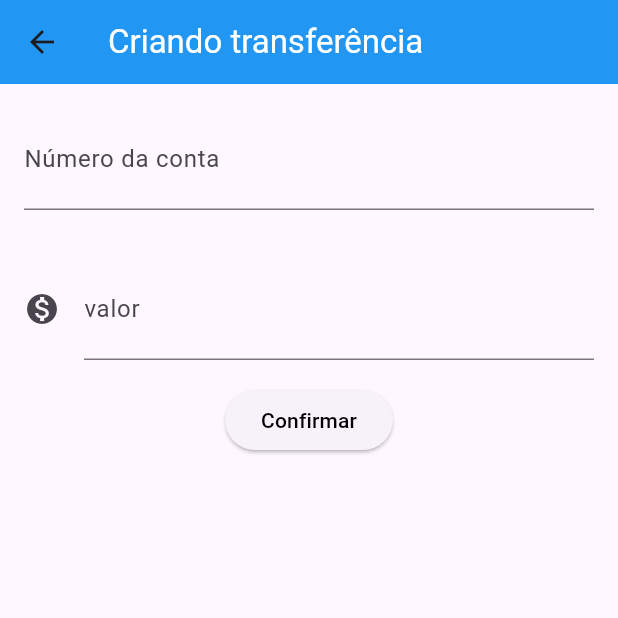
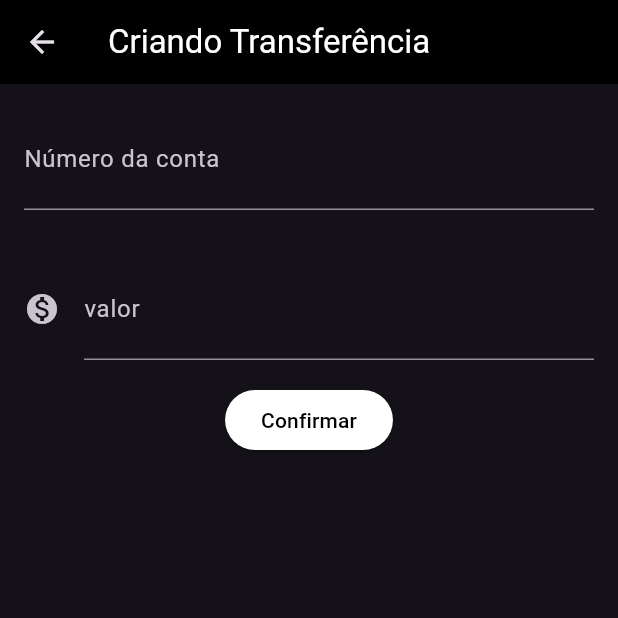
Before and after one commit to robertoride/bytebank, a Flutter app: the screen it shows after launch, after a tap on the "add" icon, on a phone screen of 412 x 824 dp, the top half of it. Run offline on Flutter 3.47's test engine with Material 3 defaults, Android fonts, the phone set to English and light mode, and no system bars.

Commit message:
atualização de codigo

```diff
--- /dev/null
+++ b/lib/components/editor.dart
@@ -0,0 +1,27 @@
+import 'package:flutter/material.dart';
+
+class Editor extends StatelessWidget {
+  final TextEditingController controlador;
+  final String rotulo;
+  final String dica;
+  final IconData? icone;
+
+  Editor({required this.controlador, required this.rotulo,  required this.dica,  required this.icone});
+
+  @override
+  Widget build(BuildContext context) {
+    return Padding(
+      padding: EdgeInsets.all(16.0),
+      child: TextField(
+        controller: controlador,
+        decoration: InputDecoration(
+          icon: icone != null ? Icon(icone): null,
+          labelText: rotulo,
+          hintText: dica,
+        ),
+        style: TextStyle(fontSize: 24.0),
+        keyboardType: TextInputType.number,
+      ),
+    );
+  }
+}
--- a/lib/main.dart
+++ b/lib/main.dart
@@ -1,3 +1,5 @@
+import 'package:bytebank/screens/transferencia/lista.dart';
+import 'package:flutter/cupertino.dart';
 import 'package:flutter/material.dart';
 
 void main() {
@@ -8,176 +10,8 @@ class BytebankApp extends StatelessWidget {
   @override
   Widget build(BuildContext context) {
     return MaterialApp(
-      home: Scaffold(
-        body: ListaTransferencias(),
-      ),
-    );
+      theme: ThemeData.dark(),
+      home: ListaTransferencias(),
+          );
   }
 }
-
-class FormularioTransferencia extends StatelessWidget {
-  FormularioTransferencia({super.key});
-
-  final TextEditingController _controladorCampoNumeroConta =
-      TextEditingController();
-  final TextEditingController _controladorCampoValor = TextEditingController();
-
-  @override
-  Widget build(BuildContext context) {
-    double valor;
-    return Scaffold(
-        appBar: AppBar(
-          title: const Text(
-            "Criando transferência",
-            style: TextStyle(color: Colors.white),
-          ),
-          backgroundColor: Colors.blue,
-        ),
-        body: Column(
-          children: <Widget>[
-            Editor(controlador: _controladorCampoNumeroConta,
-              rotulo: "Número da conta",
-              dica: "0000",
-              icone: null,),
-            Editor(
-              controlador: _controladorCampoValor,
-              rotulo: "valor",
-              dica: "0.00",
-              icone: Icons.monetization_on,
-            ),
-            ElevatedButton(
-              child: Text(
-                "Confirmar",
-                style: TextStyle(color: Colors.black),
-              ),
-              onPressed: () {
-                debugPrint("Clicou em confirmar");
-                _criaTransferencia(context);
-              },
-            ),
-          ],
-        ));
-  }
-
-  void _criaTransferencia(BuildContext context) {
-    final int? numeroConta =
-        int.tryParse(_controladorCampoNumeroConta.text);
-    final double? valor =
-        double.tryParse(_controladorCampoValor.text);
-    if (numeroConta != null && valor != null) {
-      Transferencia(numeroConta, valor);
-      final transferenciaCriada = Transferencia(numeroConta, valor);
-      debugPrint("Criando transferência");
-      debugPrint("$transferenciaCriada");
-      Navigator.pop(context, transferenciaCriada);
-    }
-  }
-}
-
-class Editor extends StatelessWidget {
-  final TextEditingController controlador;
-  final String rotulo;
-  final String dica;
-  final IconData? icone;
-
-  Editor({required this.controlador, required this.rotulo,  required this.dica,  required this.icone});
-
-  @override
-  Widget build(BuildContext context) {
-    return Padding(
-      padding: EdgeInsets.all(16.0),
-      child: TextField(
-        controller: controlador,
-        decoration: InputDecoration(
-          icon: icone != null ? Icon(icone): null,
-          labelText: rotulo,
-          hintText: dica,
-        ),
-        style: TextStyle(fontSize: 24.0),
-        keyboardType: TextInputType.number,
-      ),
-    );
-  }
-}
-
-class ListaTransferencias extends StatefulWidget {
-   ListaTransferencias({super.key});
-  final List _transferencias = [];
-
-
-  @override
-  State<StatefulWidget> createState() {
-    // TODO: implement createState
-    return ListaTransferenciasState();
-  }
-}
-
-class ListaTransferenciasState extends State <ListaTransferencias> {
-
-
-  @override
-  Widget build(BuildContext context) {
-
-
-    return Scaffold(
-      appBar: AppBar(
-        title: Text("Transferências"),
-      ),
-      body: ListView.builder(
-          itemCount: widget._transferencias.length,
-          itemBuilder: (context, indice) {
-            final transferencia =widget._transferencias[indice];
-            return ItemTransferencia(transferencia);
-          }
-      ),
-      floatingActionButton: FloatingActionButton(
-        child: Icon(Icons.add),
-        onPressed: () {
-          final Future future = Navigator.push(context, MaterialPageRoute(builder: (context){
-            return FormularioTransferencia();}));
-          future.then((transferenciaRecebida) {
-            debugPrint("chegou no then do future");
-            debugPrint("$transferenciaRecebida");
-            widget._transferencias.add(transferenciaRecebida);
-          });
-        },
-
-      ),
-    );
-  }
-
-
-
-
-}
-
-
-
-class ItemTransferencia extends StatelessWidget {
-  final Transferencia _transferencia;
-
-  ItemTransferencia(this._transferencia);
-
-  @override
-  Widget build(BuildContext context) {
-    return Card(
-      child: ListTile(
-        leading: Icon(Icons.monetization_on),
-        title: Text(_transferencia.valor.toString()),
-        subtitle: Text(_transferencia.numeroConta.toString()),
-      ),
-    );
-  }
-}
-
-class Transferencia {
-  final  valor;
-  final  numeroConta;
-
-  Transferencia(this.valor, this.numeroConta);
-
-  @override
-  String toString() {
-    return 'Transferencia{valor: $valor, numeroConta: $numeroConta}';
-  }
-}
--- /dev/null
+++ b/lib/models/transferencia.dart
@@ -0,0 +1,11 @@
+class Transferencia {
+  final  valor;
+  final  numeroConta;
+
+  Transferencia(this.valor, this.numeroConta);
+
+  @override
+  String toString() {
+    return 'Transferencia{valor: $valor, numeroConta: $numeroConta}';
+  }
+}
--- /dev/null
+++ b/lib/screens/transferencia/formulario.dart
@@ -0,0 +1,80 @@
+import 'package:bytebank/models/transferencia.dart';
+import 'package:flutter/material.dart';
+
+import '../../components/editor.dart';
+
+const _tituloAppBar = "Criando Transferência";
+const _rotuloCampoValor = "valor";
+const _dicaCampoValor = "0.00";
+const _rotuloCampoNumeroConta = "Número da conta";
+const _dicaCampoNumeroConta = "0000";
+const _textoBotaoConfirmar = "Confirmar";
+
+
+
+class FormularioTransferencia extends StatefulWidget {
+  FormularioTransferencia({super.key});
+
+  @override
+  State<StatefulWidget> createState() {
+    return FormularioTransferenciaState();
+  }
+}
+class FormularioTransferenciaState extends State<FormularioTransferencia> {
+
+  final TextEditingController _controladorCampoNumeroConta =
+  TextEditingController();
+  final TextEditingController _controladorCampoValor = TextEditingController();
+  @override
+  Widget build(BuildContext context) {
+    // TODO: implement build
+
+    return Scaffold(
+        appBar: AppBar(
+          title: Text((_tituloAppBar),
+            style: TextStyle(color: Colors.white),
+          ),
+          backgroundColor: Colors.black,
+        ),
+        body:  SingleChildScrollView(
+            child: Column(
+              children: <Widget>[
+                Editor(controlador: _controladorCampoNumeroConta,
+                  rotulo: _rotuloCampoNumeroConta,
+                  dica: _dicaCampoNumeroConta,
+                  icone: null,),
+                Editor(
+                  controlador: _controladorCampoValor,
+                  rotulo: _rotuloCampoValor,
+                  dica: _dicaCampoValor,
+                  icone: Icons.monetization_on,
+                ),
+                ElevatedButton(style: ButtonStyle(backgroundColor: MaterialStateProperty.resolveWith<Color?>((states){
+                  return Colors.white;})),
+                  child:
+                  Text(
+                      (_textoBotaoConfirmar),
+                    style: TextStyle(color: Colors.black),
+                  ),
+                  onPressed: () {
+                    debugPrint("Clicou em confirmar");
+                    _criaTransferencia(context);
+                  },
+                ),
+              ],
+            )));
+  }
+  void _criaTransferencia(BuildContext context) {
+    final int? numeroConta =
+    int.tryParse(_controladorCampoNumeroConta.text);
+    final double? valor =
+    double.tryParse(_controladorCampoValor.text);
+    if (numeroConta != null && valor != null) {
+      Transferencia(numeroConta, valor);
+      final transferenciaCriada = Transferencia(numeroConta, valor);
+      debugPrint("Criando transferência");
+      debugPrint("$transferenciaCriada");
+      Navigator.pop(context, transferenciaCriada);
+    }
+  }
+}
--- /dev/null
+++ b/lib/screens/transferencia/lista.dart
@@ -0,0 +1,84 @@
+import 'package:bytebank/models/transferencia.dart';
+import 'package:bytebank/screens/transferencia/formulario.dart';
+import 'package:flutter/material.dart';
+
+const _tituloAppBar = "Transferências";
+
+class ListaTransferencias extends StatefulWidget {
+  ListaTransferencias({super.key});
+  final List _transferencias = [];
+
+
+  @override
+  State<StatefulWidget> createState() {
+    // TODO: implement createState
+    return ListaTransferenciasState();
+  }
+}
+
+class ListaTransferenciasState extends State <ListaTransferencias> {
+
+
+  @override
+  Widget build(BuildContext context) {
+
+
+    return Scaffold(
+      appBar: AppBar(
+        title: Text(_tituloAppBar),
+      ),
+      body: ListView.builder(
+          itemCount: widget._transferencias.length,
+          itemBuilder: (context, indice) {
+            final transferencia =widget._transferencias[indice];
+            return ItemTransferencia(transferencia);
+          }
+      ),
+      floatingActionButton: FloatingActionButton(
+        child: Icon(Icons.add),
+        onPressed: () {
+          final Future future = Navigator.push(context, MaterialPageRoute(builder: (context){
+            return FormularioTransferencia();}));
+          future.then((transferenciaRecebida) {
+            Future.delayed(Duration(seconds:1),(){
+              debugPrint("chegou no then do future");
+              debugPrint("$transferenciaRecebida");
+              if(transferenciaRecebida != null){
+                widget._transferencias.add(transferenciaRecebida);
+                setState(() {
+
+                },
+                );};
+
+            });
+
+          });
+        },
+
+      ),
+    );
+  }
+
+
+
+
+}
+
+
+
+class ItemTransferencia extends StatelessWidget {
+  final Transferencia _transferencia;
+
+  ItemTransferencia(this._transferencia);
+
+  @override
+  Widget build(BuildContext context) {
+    return Card(
+      child: ListTile(
+        leading: Icon(Icons.monetization_on),
+        title: Text(_transferencia.valor.toString()),
+        subtitle: Text(_transferencia.numeroConta.toString()),
+      ),
+    );
+  }
+}
```
Also changed, not shown: 1 other file.
